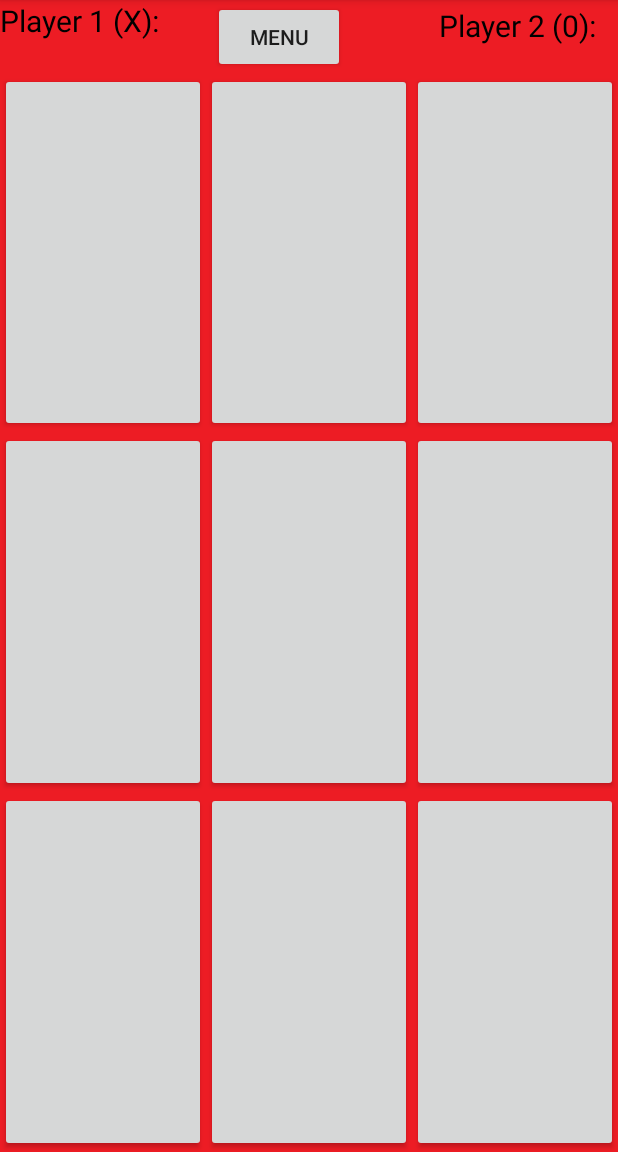
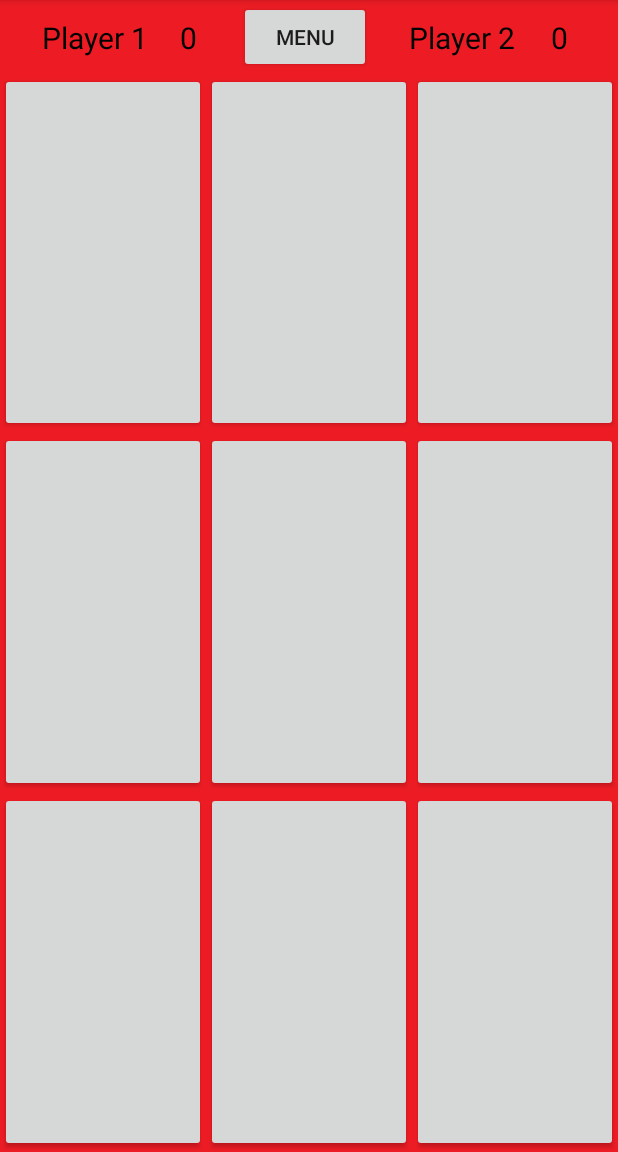
Before and after one commit to Adam110001/Java-Android-Tic-Tac-Toe-Mobile-Application, an Android app: the screen it shows after launch (ActivityTwo), after a tap on "START", on a phone screen of 412 x 824 dp, the part 84-1236 px from its top. Run offline under Robolectric (Android 15) with nearby library versions, the phone set to English and light mode, and no system bars.

Commit message:
Reset button extension

```diff
--- a/app/src/main/AndroidManifest.xml
+++ b/app/src/main/AndroidManifest.xml
@@ -9,7 +9,8 @@
         android:roundIcon="@mipmap/ic_launcher_round"
         android:supportsRtl="true"
         android:theme="@style/AppTheme">
-        <activity android:name=".AcitivityFourStatistics"></activity>
+        <activity android:name=".ActivityFiveCheckScore"></activity>
+        <activity android:name=".AcitivityFourStatistics" />
         <activity android:name=".ActivityThree" />
         <activity android:name=".ActivityTwo" />
         <activity android:name=".MainActivity">
--- a/app/src/main/java/AdamDovciak/napier/ac/uk/ActivityThree.java
+++ b/app/src/main/java/AdamDovciak/napier/ac/uk/ActivityThree.java
@@ -49,7 +49,7 @@ public class ActivityThree extends AppCompatActivity {
     }
 
     private void resetGame() {
-        ActivityTwo activityTwo = new ActivityTwo();
-        activityTwo.resetGame();
+        Intent scoreQuestion = new Intent(this, ActivityFiveCheckScore.class);
+        startActivity(scoreQuestion);
     }
 }
--- a/app/src/main/java/AdamDovciak/napier/ac/uk/ActivityTwo.java
+++ b/app/src/main/java/AdamDovciak/napier/ac/uk/ActivityTwo.java
@@ -10,7 +10,7 @@ import android.widget.Toast;
 
 public class ActivityTwo extends AppCompatActivity implements View.OnClickListener {
 
-    private Button[][] tiles = new Button[3][3];
+    private Button[][] buttons = new Button[3][3];
 
     private boolean player1Turn = true;
 
@@ -27,12 +27,15 @@ public class ActivityTwo extends AppCompatActivity implements View.OnClickListen
         super.onCreate(savedInstanceState);
         setContentView(R.layout.activity_two);
 
+        textViewPlayer1 = findViewById(R.id.text_view_points1);
+        textViewPlayer2 = findViewById(R.id.text_view_points2);
+
         for (int i = 0; i < 3; i++) {
             for (int j = 0; j < 3; j++) {
-                String buttonID = "button" + i + j;
+                String buttonID = "button_" + i + j;
                 int resID = getResources().getIdentifier(buttonID, "id", getPackageName());
-                tiles[i][j] = findViewById(resID);
-                tiles[i][j].setOnClickListener(this);
+                buttons[i][j] = findViewById(resID);
+                buttons[i][j].setOnClickListener(this);
             }
         }
 
@@ -81,7 +84,7 @@ public class ActivityTwo extends AppCompatActivity implements View.OnClickListen
 
         for (int i = 0; i < 3; i++) {
             for (int j = 0; j < 3; j++) {
-                field[i][j] = tiles[i][j].getText().toString();
+                field[i][j] = buttons[i][j].getText().toString();
             }
         }
 
@@ -119,14 +122,14 @@ public class ActivityTwo extends AppCompatActivity implements View.OnClickListen
     private void player1Wins() {
         player1Points++;
         Toast.makeText(this, "Player 1 wins!", Toast.LENGTH_SHORT).show();
-        //updatePointsText();
+        updatePointsText();
         resetBoard();
     }
 
     private void player2Wins() {
         player2Points++;
         Toast.makeText(this, "Player 2 wins!", Toast.LENGTH_SHORT).show();
-        //updatePointsText();
+        updatePointsText();
         resetBoard();
     }
 
@@ -135,15 +138,15 @@ public class ActivityTwo extends AppCompatActivity implements View.OnClickListen
         resetBoard();
     }
 
-    /*private void updatePointsText() {
-        textViewPlayer1.setText("Player 1 (X): " + player1Points);
-        textViewPlayer2.setText("Player 2 (O): " + player2Points);
-    }*/
+    private void updatePointsText() {
+        textViewPlayer1.setText("" + player1Points);
+        textViewPlayer2.setText("" + player2Points);
+    }
 
     private void resetBoard() {
         for (int i = 0; i < 3; i++) {
             for (int j = 0; j < 3; j++) {
-                tiles[i][j].setText("");
+                buttons[i][j].setText("");
             }
         }
 
@@ -151,10 +154,10 @@ public class ActivityTwo extends AppCompatActivity implements View.OnClickListen
         player1Turn = true;
     }
 
-    public void resetGame() {
+    private void resetGame() {
         player1Points = 0;
         player2Points = 0;
-        //updatePointsText();
+        updatePointsText();
         resetBoard();
     }
 
--- a/app/src/main/java/AdamDovciak/napier/ac/uk/MainActivity.java
+++ b/app/src/main/java/AdamDovciak/napier/ac/uk/MainActivity.java
@@ -13,7 +13,7 @@ public class MainActivity extends AppCompatActivity {
         super.onCreate(savedInstanceState);
         setContentView(R.layout.activity_main);
 
-        Button startGameButton = (Button) findViewById(R.id.startGameButton);
+        /*Button startGameButton = (Button) findViewById(R.id.startGameButton);
         startGameButton.setOnClickListener(new View.OnClickListener(){
             @Override
             public void onClick(View v){
@@ -27,15 +27,15 @@ public class MainActivity extends AppCompatActivity {
             public void onClick(View v){
                 openStatstics();
             }
-        });
+        });*/
     }
 
-    public void openMainGame(){
+    public void openMainGame(View view) {
         Intent gameView = new Intent(this, ActivityTwo.class);
         startActivity(gameView);
     }
 
-    private void openStatstics(){
+    public void openStatstics(View view) {
         Intent statisticsView = new Intent(this, AcitivityFourStatistics.class);
         startActivity(statisticsView);
     }
--- a/app/src/main/res/layout/activity_main.xml
+++ b/app/src/main/res/layout/activity_main.xml
@@ -34,6 +34,7 @@
         android:layout_marginBottom="409dp"
         android:text="@string/opensStartGame"
         android:textAlignment="center"
+        android:onClick="openMainGame"
         app:layout_constraintBottom_toBottomOf="parent"
         app:layout_constraintEnd_toEndOf="parent"
         app:layout_constraintStart_toStartOf="parent"
@@ -42,6 +43,7 @@
 
     <Button
         android:id="@+id/statisticsButton"
+        android:onClick="openStatstics"
         android:layout_width="240dp"
         android:layout_height="50dp"
         android:layout_marginStart="86dp"
@@ -52,6 +54,7 @@
         app:layout_constraintBottom_toBottomOf="parent"
         app:layout_constraintEnd_toEndOf="parent"
         app:layout_constraintStart_toStartOf="parent"
-        app:layout_constraintTop_toTopOf="parent" />
+        app:layout_constraintTop_toTopOf="parent"
+        tools:ignore="OnClick" />
 
 </android.support.constraint.ConstraintLayout>
--- a/app/src/main/res/layout/activity_two.xml
+++ b/app/src/main/res/layout/activity_two.xml
@@ -17,40 +17,71 @@
             android:layout_width="wrap_content"
             android:layout_height="wrap_content"
             android:layout_alignParentEnd="true"
-            android:layout_marginStart="36dp"
+            android:layout_marginStart="28dp"
             android:text="@string/menu"
             app:layout_constraintBottom_toBottomOf="parent"
-            app:layout_constraintStart_toEndOf="@+id/text_view_p1"
+            app:layout_constraintStart_toEndOf="@+id/text_view_points1"
             app:layout_constraintTop_toTopOf="parent" />
 
         <TextView
-            android:id="@+id/text_view_p2"
+            android:id="@+id/text_view_points2"
             android:layout_width="wrap_content"
             android:layout_height="wrap_content"
-            android:layout_marginStart="52dp"
-            android:layout_marginTop="3dp"
-            android:layout_marginEnd="4dp"
-            android:layout_marginBottom="18dp"
+            android:layout_marginStart="22dp"
+            android:layout_marginTop="11dp"
+            android:layout_marginEnd="32dp"
+            android:layout_marginBottom="10dp"
+            android:freezesText="true"
+            android:text="0"
+            android:textColor="@android:color/black"
+            android:textSize="20sp"
+            app:layout_constraintBottom_toBottomOf="parent"
+            app:layout_constraintEnd_toEndOf="parent"
+            app:layout_constraintStart_toEndOf="@+id/text_view_p3"
+            app:layout_constraintTop_toTopOf="parent" />
+
+        <TextView
+            android:id="@+id/text_view_p3"
+            android:layout_width="wrap_content"
+            android:layout_height="wrap_content"
+            android:layout_marginStart="25dp"
+            android:layout_marginTop="11dp"
+            android:layout_marginBottom="10dp"
             android:freezesText="true"
             android:text="@string/player_2"
             android:textColor="@android:color/black"
             android:textSize="20sp"
             app:layout_constraintBottom_toBottomOf="parent"
-            app:layout_constraintEnd_toEndOf="parent"
             app:layout_constraintStart_toEndOf="@+id/button_menu"
-            app:layout_constraintTop_toTopOf="parent"
-            tools:text="Player 2 (0): 0" />
+            app:layout_constraintTop_toTopOf="parent" />
 
         <TextView
-            android:id="@+id/text_view_p1"
+            android:id="@+id/text_view_points1"
             android:layout_width="wrap_content"
             android:layout_height="wrap_content"
-            android:layout_marginEnd="36dp"
+            android:layout_marginStart="21dp"
+            android:layout_marginTop="11dp"
+            android:layout_marginBottom="10dp"
+            android:freezesText="true"
+            android:text="0"
+            android:textColor="@android:color/black"
+            android:textSize="20sp"
+            app:layout_constraintBottom_toBottomOf="parent"
+            app:layout_constraintStart_toEndOf="@+id/text_view_p"
+            app:layout_constraintTop_toTopOf="parent" />
+
+        <TextView
+            android:id="@+id/text_view_p"
+            android:layout_width="wrap_content"
+            android:layout_height="27dp"
+            android:layout_marginStart="28dp"
+            android:layout_marginTop="11dp"
+            android:layout_marginBottom="10dp"
             android:freezesText="true"
             android:text="@string/player_1"
             android:textColor="@android:color/black"
             android:textSize="20sp"
-            app:layout_constraintEnd_toStartOf="@+id/button_menu"
+            app:layout_constraintBottom_toBottomOf="parent"
             app:layout_constraintStart_toStartOf="parent"
             app:layout_constraintTop_toTopOf="parent" />
 
@@ -63,7 +94,7 @@
         android:layout_weight="1">
 
         <Button
-            android:id="@+id/button00"
+            android:id="@+id/button_00"
             android:layout_width="0dp"
             android:layout_height="match_parent"
             android:layout_weight="1"
@@ -71,7 +102,7 @@
             android:textSize="60sp" />
 
         <Button
-            android:id="@+id/button01"
+            android:id="@+id/button_01"
             android:layout_width="0dp"
             android:layout_height="match_parent"
             android:layout_weight="1"
@@ -79,7 +110,7 @@
             android:textSize="60sp" />
 
         <Button
-            android:id="@+id/button02"
+            android:id="@+id/button_02"
             android:layout_width="0dp"
             android:layout_height="match_parent"
             android:layout_weight="1"
@@ -94,7 +125,7 @@
         android:layout_weight="1">
 
         <Button
-            android:id="@+id/button10"
+            android:id="@+id/button_10"
             android:layout_width="0dp"
             android:layout_height="match_parent"
             android:layout_weight="1"
@@ -102,7 +133,7 @@
             android:textSize="60sp" />
 
         <Button
-            android:id="@+id/button11"
+            android:id="@+id/button_11"
             android:layout_width="0dp"
             android:layout_height="match_parent"
             android:layout_weight="1"
@@ -110,7 +141,7 @@
             android:textSize="60sp" />
 
         <Button
-            android:id="@+id/button12"
+            android:id="@+id/button_12"
             android:layout_width="0dp"
             android:layout_height="match_parent"
             android:layout_weight="1"
@@ -125,7 +156,7 @@
         android:layout_weight="1">
 
         <Button
-            android:id="@+id/button20"
+            android:id="@+id/button_20"
             android:layout_width="0dp"
             android:layout_height="match_parent"
             android:layout_weight="1"
@@ -133,7 +164,7 @@
             android:textSize="60sp" />
 
         <Button
-            android:id="@+id/button21"
+            android:id="@+id/button_21"
             android:layout_width="0dp"
             android:layout_height="match_parent"
             android:layout_weight="1"
@@ -141,7 +172,7 @@
             android:textSize="60sp" />
 
         <Button
-            android:id="@+id/button22"
+            android:id="@+id/button_22"
             android:layout_width="0dp"
             android:layout_height="match_parent"
             android:layout_weight="1"
--- a/app/src/main/res/values/strings.xml
+++ b/app/src/main/res/values/strings.xml
@@ -3,13 +3,15 @@
 
     <string name="Welcome">Welcome To The App</string>
 
-    <string name="player_1">Player 1 (X):</string>
+    <string name="player_1">Player 1</string>
 
-    <string name="player_2">Player 2 (0):</string>
+    <string name="player_2">Player 2</string>
 
     <string name="opensStartGame">Start</string>
 
     <string name="opensStatistics">Player Statistics</string>
 
     <string name="menu">Menu</string>
+
+    <string name="saveScoresQuestion">Would you like to save scores?</string>
 </resources>
--- a/build.gradle
+++ b/build.gradle
@@ -7,7 +7,7 @@ buildscript {
 
     }
     dependencies {
-        classpath 'com.android.tools.build:gradle:3.3.0'
+        classpath 'com.android.tools.build:gradle:3.3.2'
 
         // NOTE: Do not place your application dependencies here; they belong
         // in the individual module build.gradle files
```
Also changed, not shown: app/src/main/java/AdamDovciak/napier/ac/uk/ActivityFiveCheckScore.java (added, +13 -0 lines), app/src/main/res/layout/activity_five_check_score.xml (added, +55 -0 lines), app/src/main/res/layout/activity_three.xml (+0 -18 lines), 1 other file.
